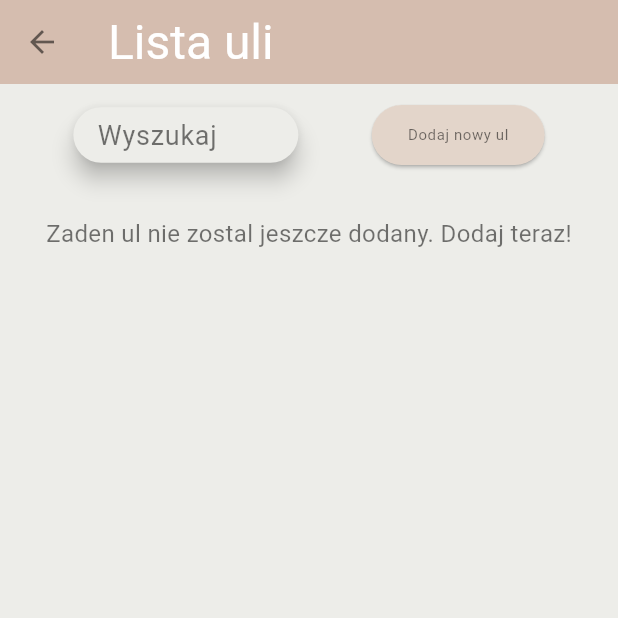
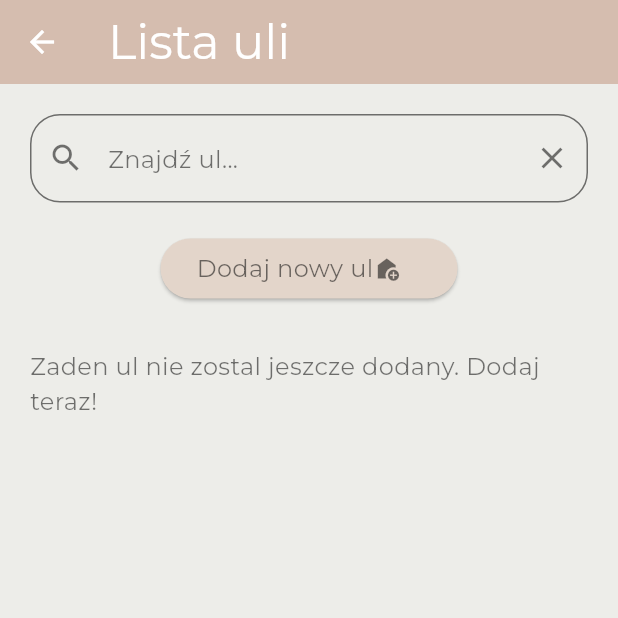
Before and after one commit to agata-miko/ule, a Flutter app: the screen it shows after launch, after a tap on "Login", on a phone screen of 412 x 824 dp, the top half of it. Run offline on Flutter 3.47's test engine with Material 3 defaults, Android fonts, the phone set to English and light mode, and no system bars; our stand-ins replace flutter_riverpod, google_fonts, image_picker, sqflite; accounts and stored records are empty.

```diff
--- a/lib/screens/hives_list_screen.dart
+++ b/lib/screens/hives_list_screen.dart
@@ -5,13 +5,13 @@ import 'package:pszczoly_v3/screens/add_hive_screen.dart';
 import 'package:pszczoly_v3/widgets/hives_list.dart';
 
 class HivesListScreen extends ConsumerWidget {
-  const HivesListScreen({super.key, required this.hives});
+  HivesListScreen({super.key, required this.hives});
 
   final List<Hive> hives;
+  final TextEditingController _searchController = TextEditingController();
 
   @override
   Widget build(BuildContext context, ref) {
-
     return Scaffold(
       appBar: AppBar(
         title: const Text('Lista uli'),
@@ -19,10 +19,34 @@ class HivesListScreen extends ConsumerWidget {
       body: SingleChildScrollView(
         child: Column(
           children: <Widget>[
-            const SizedBox(height: 10),
-            Row(mainAxisAlignment: MainAxisAlignment.spaceEvenly,
-              children: [const SizedBox(width: 150, height: 37,child: SearchBar(hintText: 'Wyszukaj'),),
-                ElevatedButton(
+            const SizedBox(height: 20),
+            Column(
+              crossAxisAlignment: CrossAxisAlignment.start,
+              children: [
+                Padding(
+                  padding: const EdgeInsets.symmetric(horizontal: 20.0),
+                  child: SizedBox(
+                      width: double.infinity,
+                      child: TextField(
+                        controller: _searchController,
+                        decoration: InputDecoration(
+                            hintText: 'Znajdź ul...',
+                            hintStyle: Theme.of(context).textTheme.bodyMedium,
+                            suffixIcon: IconButton(
+                              icon: const Icon(Icons.clear),
+                              onPressed: () => _searchController.clear(),
+                            ),
+                            prefixIcon: IconButton(
+                              icon: const Icon(Icons.search),
+                              onPressed: () {}, // tutaj wyszukiwanie
+                            ),
+                            border: OutlineInputBorder(
+                                borderRadius: BorderRadius.circular(20))),
+                      )),
+                ),
+                const SizedBox(height: 20,),
+                Center(
+                  child: ElevatedButton(
                     onPressed: () {
                       Navigator.of(context).push(
                         MaterialPageRoute(
@@ -30,14 +54,24 @@ class HivesListScreen extends ConsumerWidget {
                         ),
                       );
                     },
-                  child: Text('Dodaj nowy ul', style: Theme.of(context).textTheme.bodySmall),
+                    child: Container(
+                      width: 150,
+                      child: Row(
+                        children: [
+                          Text('Dodaj nowy ul',
+                              style: Theme.of(context).textTheme.bodyMedium),
+                          Icon(Icons.add_home),
+                        ],
+                      ),
+                    ),
+                  ),
                 ),
               ],
             ),
             const SizedBox(
               height: 10,
             ),
-            const SizedBox(height: 400, child: HivesList()),
+            const SizedBox(height: 320, child: HivesList()),
           ],
         ),
       ),
--- a/lib/services/database_helper.dart
+++ b/lib/services/database_helper.dart
@@ -71,7 +71,6 @@ class DatabaseHelper {
         'response': question.response,
       });
     }
-
     return checklistId;
   }
 
--- a/lib/theme/app_theme_2.dart
+++ b/lib/theme/app_theme_2.dart
@@ -9,10 +9,10 @@ ThemeData lightTheme = ThemeData(
     bodyLarge: TextStyle(fontSize: 18),
     bodyMedium: TextStyle(fontSize: 16),
     bodySmall: TextStyle(fontSize: 10),
-  ).apply(fontFamily: GoogleFonts.bungeeSpice().fontFamily),
-  appBarTheme: AppBarTheme(titleTextStyle: TextStyle(fontFamily: GoogleFonts.bungeeSpice().fontFamily, fontSize: 32),
+  ).apply(fontFamily: GoogleFonts.montserrat().fontFamily),
+  appBarTheme: AppBarTheme(titleTextStyle: TextStyle(fontFamily: GoogleFonts.montserrat().fontFamily, fontSize: 32),
     color: const Color(0xFFd5bdaf),
-    iconTheme: const IconThemeData(color: Colors.black54),
+    iconTheme: const IconThemeData(color: Colors.white),
   ),
   elevatedButtonTheme: ElevatedButtonThemeData(
     style: ButtonStyle(
@@ -21,11 +21,11 @@ ThemeData lightTheme = ThemeData(
     ),
   ),
   colorScheme: const ColorScheme(
-    primaryContainer: Color.fromRGBO(255, 255, 255, 1),
+    primaryContainer: Colors.white,
     secondaryContainer: Colors.white,
-    background: Color.fromRGBO(255, 255, 255, 1),
+    background: Colors.white,
     primary: Color(0xFFd5bdaf),
-    secondary: Color(0xFFd5bdaf),
+    secondary: Color(0xFFe3d5ca),
     brightness: Brightness.light,
     error: Colors.red,
     onBackground: Colors.black54,
```
Also changed, not shown: lib/data/checklist_questions_data.dart (+4 -4 lines), lib/providers/hive_list_provider.dart (+4 -3 lines), lib/screens/checklist_screen.dart (+18 -5 lines), lib/widgets/checklist.dart (+15 -3 lines), lib/widgets/hives_list.dart (+10 -8 lines). Lines whose indentation alone changed are shown as unchanged.
